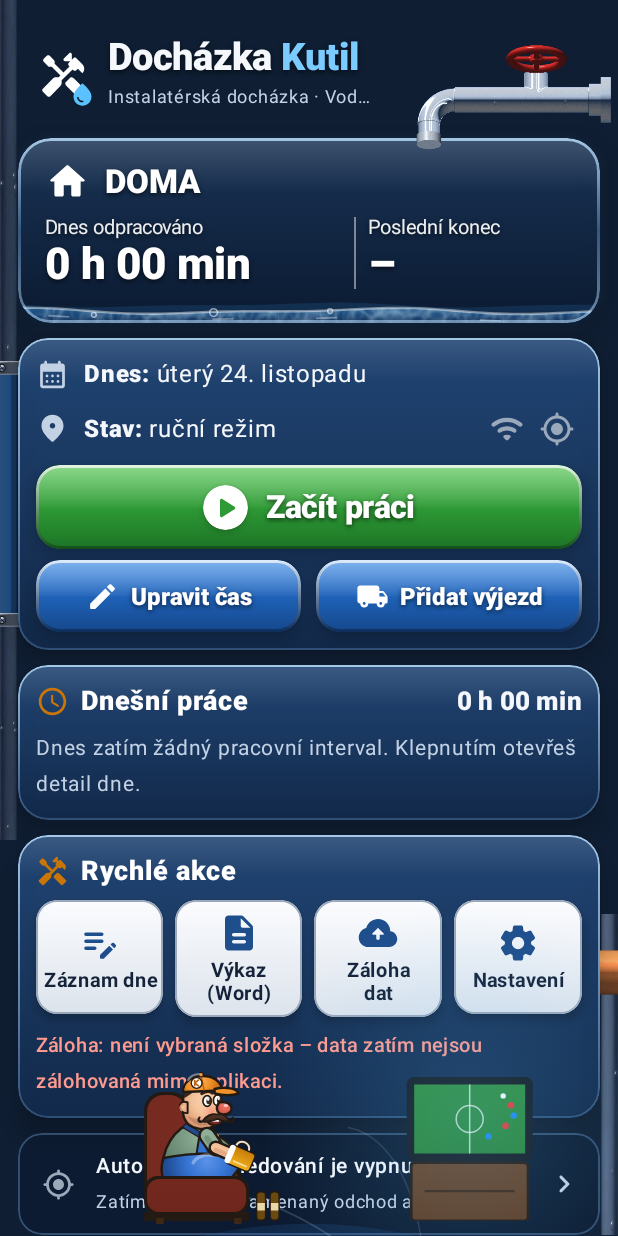
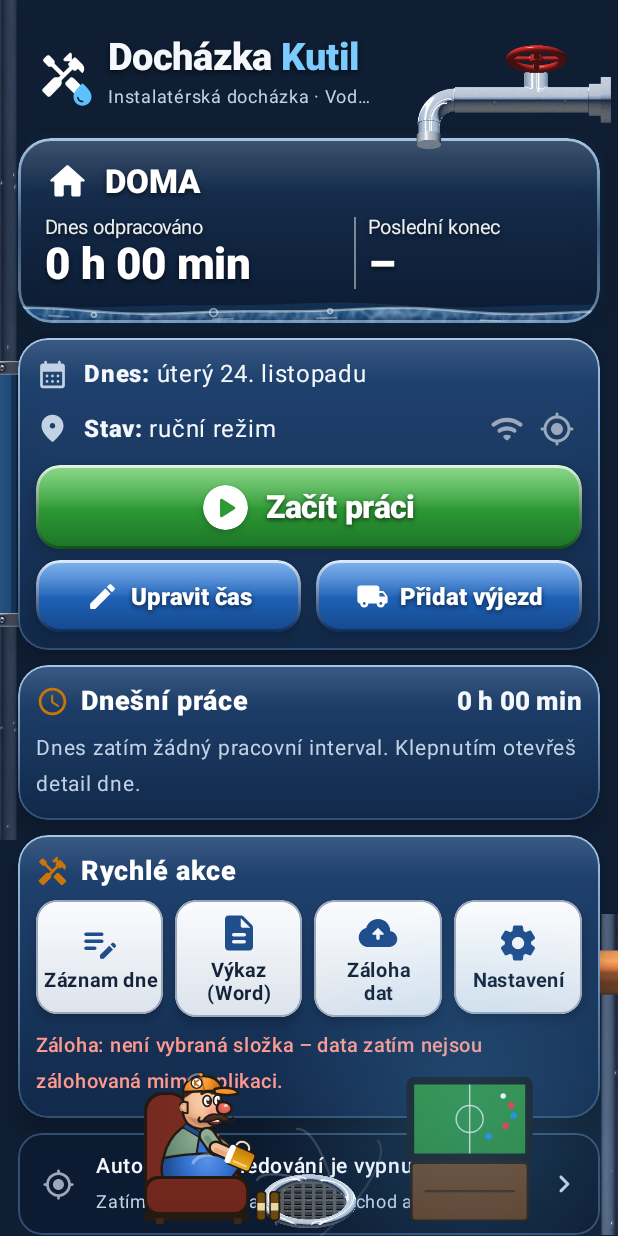
Before and after one commit to hincep-lab/dochazka-kutil, an Android app built with Jetpack Compose: the composable HomeScreen shown on its own in the app's theme, on a phone screen of 412 x 824 dp. Run offline under Robolectric (Android 15) with nearby library versions, the phone set to English and light mode, and no system bars; our stand-ins replace Room's generated code; pictures from the network do not load.

Commit message:
Jen jedna vpusť dole uprostřed
Co-Authored-By: Claude Opus 5.5 <noreply@anthropic.com>
Claude-Session: https://claude.ai/code/session_01Ph5GLamZasUMbhqeTnjqyX

```diff
--- a/app/src/main/java/cz/kutil/dochazka/ui/HomeScreen.kt
+++ b/app/src/main/java/cz/kutil/dochazka/ui/HomeScreen.kt
@@ -371,11 +371,10 @@ fun HomeScreen(
                 Icon(painterResource(R.drawable.ic_chevron_right), contentDescription = "Stav sledování", tint = Ind.onBgDim)
             }
         }
-        AnimatedDrain(clock, water, animate)
-        // místo dole, aby šel obsah odrolovat nad Kutilovo jeviště
-        if (gagOn) Spacer(Modifier.height(StageHeight - 40.dp))
+        // místo dole, aby šel obsah odrolovat nad vpusť a Kutilovo jeviště
+        Spacer(Modifier.height(if (gagOn) StageHeight - 40.dp else 70.dp))
     }
-    // přesčas: voda z nádoby stéká přes celou obrazovku až do vpusti dole
+    // jediná vpusť dole; v přesčasu do ní stéká voda z nádoby přes celou obrazovku
     OverflowOverlay(clock, overflowing = open != null && worked > 8 * 3_600_000L, animate = animate, panel = panelBounds, modifier = Modifier.fillMaxSize())
     // Kutil sám chodí po spodní části přehledu a střídá scénky (doteky propouští k tlačítkům)
     if (gagOn) {
--- a/app/src/main/java/cz/kutil/dochazka/ui/Water.kt
+++ b/app/src/main/java/cz/kutil/dochazka/ui/Water.kt
@@ -581,7 +581,6 @@ class PanelBounds { var rect by androidx.compose.runtime.mutableStateOf<Rect?>(n
 @Composable
 fun OverflowOverlay(clock: State<Float>, overflowing: Boolean, animate: Boolean, panel: PanelBounds, modifier: Modifier = Modifier) {
     val k by animateFloatAsState(if (overflowing) 1f else 0f, tween(if (animate) 2200 else 0), label = "overflow")
-    if (k <= 0.01f) return
     val grate = ImageBitmap.imageResource(R.drawable.drain_persp)
     var origin by androidx.compose.runtime.remember { androidx.compose.runtime.mutableStateOf(Offset.Zero) }
     Canvas(
@@ -594,8 +593,8 @@ fun OverflowOverlay(clock: State<Float>, overflowing: Boolean, animate: Boolean,
         val drain = Offset(size.width / 2, size.height - 22 * u)
         val startY = r.bottom.coerceIn(0f, size.height * 0.8f)
         val water = Color(0xFF6CC4FF)
-        // pramínky: od rohů nádoby dolů a pak do vpusti
-        for ((i, x0) in listOf(r.left + 6 * u, r.right - 6 * u).withIndex()) {
+        // pramínky: od rohů nádoby dolů a pak do vpusti (jen při přesčasu)
+        if (k > 0.01f) for ((i, x0) in listOf(r.left + 6 * u, r.right - 6 * u).withIndex()) {
             if (i == 2 && k < 0.6f) continue
             val bottom = size.height - 46 * u - i * 6 * u
             val path = Path().apply {
@@ -624,15 +623,16 @@ fun OverflowOverlay(clock: State<Float>, overflowing: Boolean, animate: Boolean,
             val q = ((t * 0.8f + i * 0.37f) % 1f)
             drawDrop(Offset(x0 + (if (i == 1) -1 else 1) * 6 * u * q, startY + (bottom - startY) * q), 2f * u * k, 1.2f)
         }
-        // louže a vír u vpusti dole
+        // jediná vpusť: vždy dole uprostřed; kolem ní mokro a vír (při přetékání silnější)
+        val wet = 0.45f + 0.55f * k
         drawOval(
-            Brush.radialGradient(listOf(Color(0x9954B6FF), Color(0x3340A0FF), Color.Transparent), center = drain, radius = 90 * u * k),
-            Offset(drain.x - 90 * u * k, drain.y - 18 * u * k), Size(180 * u * k, 36 * u * k),
+            Brush.radialGradient(listOf(Color(0x9954B6FF), Color(0x3340A0FF), Color.Transparent), center = drain, radius = 90 * u * wet),
+            Offset(drain.x - 90 * u * wet, drain.y - 18 * u * wet), Size(180 * u * wet, 36 * u * wet),
         )
         for (j in 0 until 4) {
             val rw = (26f + j * 12f) * u
-            rotate(t * (160f - j * 25f) + j * 80f, drain) {
-                drawArc(Color.White.copy(alpha = (0.55f - j * 0.1f) * k), 0f, 100f, false, Offset(drain.x - rw, drain.y - rw * 0.35f), Size(rw * 2, rw * 0.7f), style = Stroke(1.6f * u))
+            rotate(t * ((160f - j * 25f) * (0.35f + 0.65f * k)) + j * 80f, drain) {
+                drawArc(Color.White.copy(alpha = (0.55f - j * 0.1f) * wet), 0f, 100f, false, Offset(drain.x - rw, drain.y - rw * 0.35f), Size(rw * 2, rw * 0.7f), style = Stroke(1.6f * u))
             }
         }
         val gw = 70 * u
@@ -640,7 +640,7 @@ fun OverflowOverlay(clock: State<Float>, overflowing: Boolean, animate: Boolean,
         drawImage(
             grate, srcOffset = androidx.compose.ui.unit.IntOffset.Zero, srcSize = androidx.compose.ui.unit.IntSize(grate.width, grate.height),
             dstOffset = androidx.compose.ui.unit.IntOffset((drain.x - gw / 2).toInt(), (drain.y - gh / 2).toInt()),
-            dstSize = androidx.compose.ui.unit.IntSize(gw.toInt(), gh.toInt()), alpha = k,
+            dstSize = androidx.compose.ui.unit.IntSize(gw.toInt(), gh.toInt()),
         )
     }
 }
```
